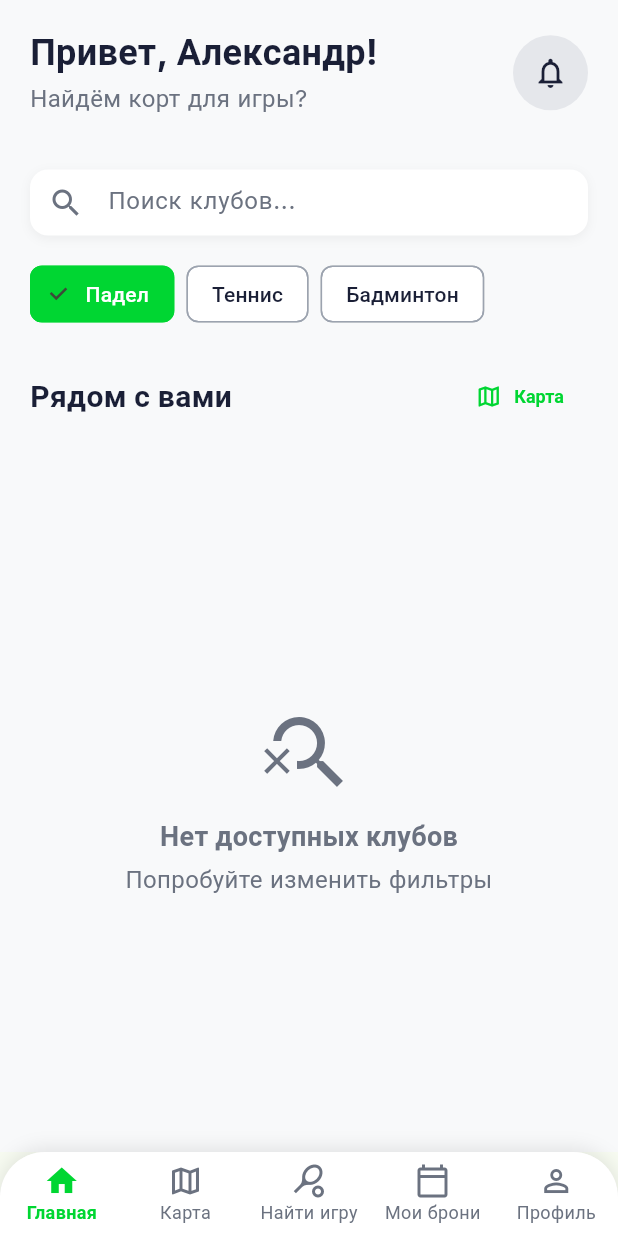
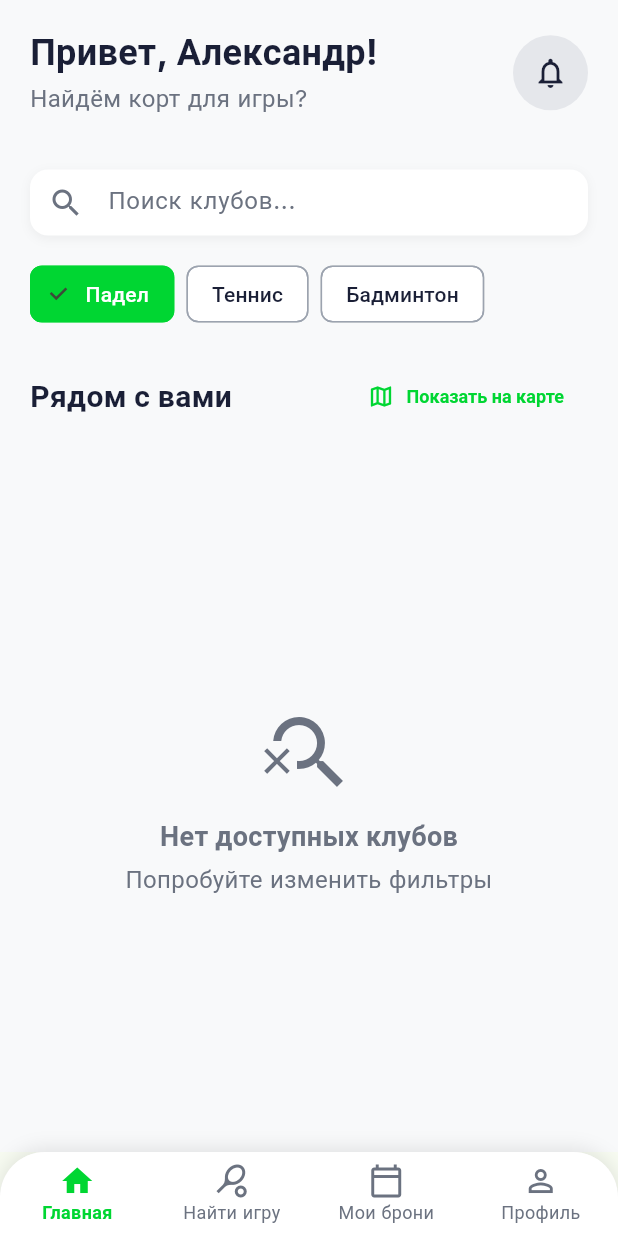
Before and after one commit to Bulllgakov/sports_booking_app, a Flutter app: the screen it shows after launch, on a phone screen of 412 x 824 dp. Run offline on Flutter 3.47's test engine with Material 3 defaults, Android fonts, the phone set to English and light mode, and no system bars; our stand-ins replace cloud_firestore, firebase_auth, firebase_core, geocoding, geolocator, go_router and 5 more; accounts and stored records are empty.

Commit message:
feat: Убрать раздел Карта из нижнего меню
- Удален раздел "Карта" из нижней навигации
- Изменена кнопка "Карта" на "Показать на карте" на главном экране
- Обновлен переход на карту через Navigator.push вместо маршрута
- Карта теперь доступна только через кнопку на главном экране

🤖 Generated with [Claude Code](https://claude.ai/code)

Co-Authored-By: Claude <noreply@anthropic.com>

```diff
--- a/lib/main.dart
+++ b/lib/main.dart
@@ -8,7 +8,6 @@ import 'core/theme/spacing.dart';
 import 'providers/venues_provider.dart';
 import 'providers/location_provider.dart';
 import 'screens/simple_home_screen.dart';
-import 'screens/map_screen.dart';
 import 'screens/simple_find_game_screen.dart';
 import 'screens/simple_my_bookings_screen.dart';
 import 'screens/simple_profile_screen_v2.dart';
@@ -69,7 +68,6 @@ class _MainScreenState extends State<MainScreen> {
 
   final List<Widget> _screens = [
     const SimpleHomeScreen(),
-    const MapScreen(),
     const SimpleFindGameScreen(),
     const SimpleMyBookingsScreen(),
     const SimpleProfileScreenV2(),
@@ -121,11 +119,6 @@ class _MainScreenState extends State<MainScreen> {
                 label: 'Главная',
               ),
               BottomNavigationBarItem(
-                icon: Icon(Icons.map_outlined),
-                activeIcon: Icon(Icons.map),
-                label: 'Карта',
-              ),
-              BottomNavigationBarItem(
                 icon: Icon(Icons.sports_tennis_outlined),
                 activeIcon: Icon(Icons.sports_tennis),
                 label: 'Найти игру',
--- a/lib/screens/simple_home_screen.dart
+++ b/lib/screens/simple_home_screen.dart
@@ -7,6 +7,7 @@ import '../providers/venues_provider.dart';
 import '../providers/location_provider.dart';
 import '../models/venue_model.dart';
 import 'court_detail_screen.dart';
+import 'map_screen.dart';
 
 class SimpleHomeScreen extends StatefulWidget {
   const SimpleHomeScreen({super.key});
@@ -214,14 +215,17 @@ class _SimpleHomeScreenState extends State<SimpleHomeScreen> {
               if (provider.searchQuery.isEmpty)
                 TextButton.icon(
                   onPressed: () {
-                    // Переключаемся на вкладку карты
                     if (context.mounted) {
-                      // Navigate to map screen
-                      Navigator.pushNamed(context, '/map');
+                      Navigator.push(
+                        context,
+                        MaterialPageRoute(
+                          builder: (context) => const MapScreen(),
+                        ),
+                      );
                     }
                   },
                   icon: const Icon(Icons.map_outlined, size: 18),
-                  label: const Text('Карта'),
+                  label: const Text('Показать на карте'),
                   style: TextButton.styleFrom(
                     foregroundColor: AppColors.primary,
                     textStyle: AppTextStyles.caption.copyWith(fontWeight: FontWeight.w600),
```
